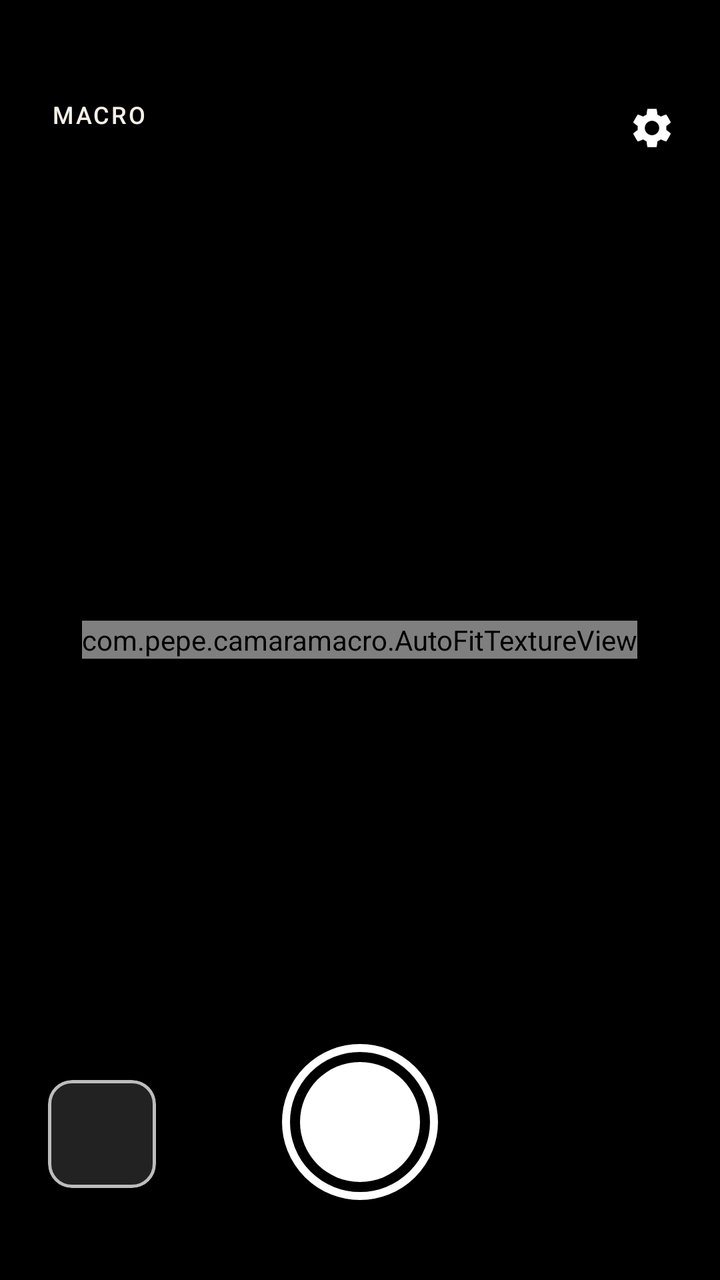
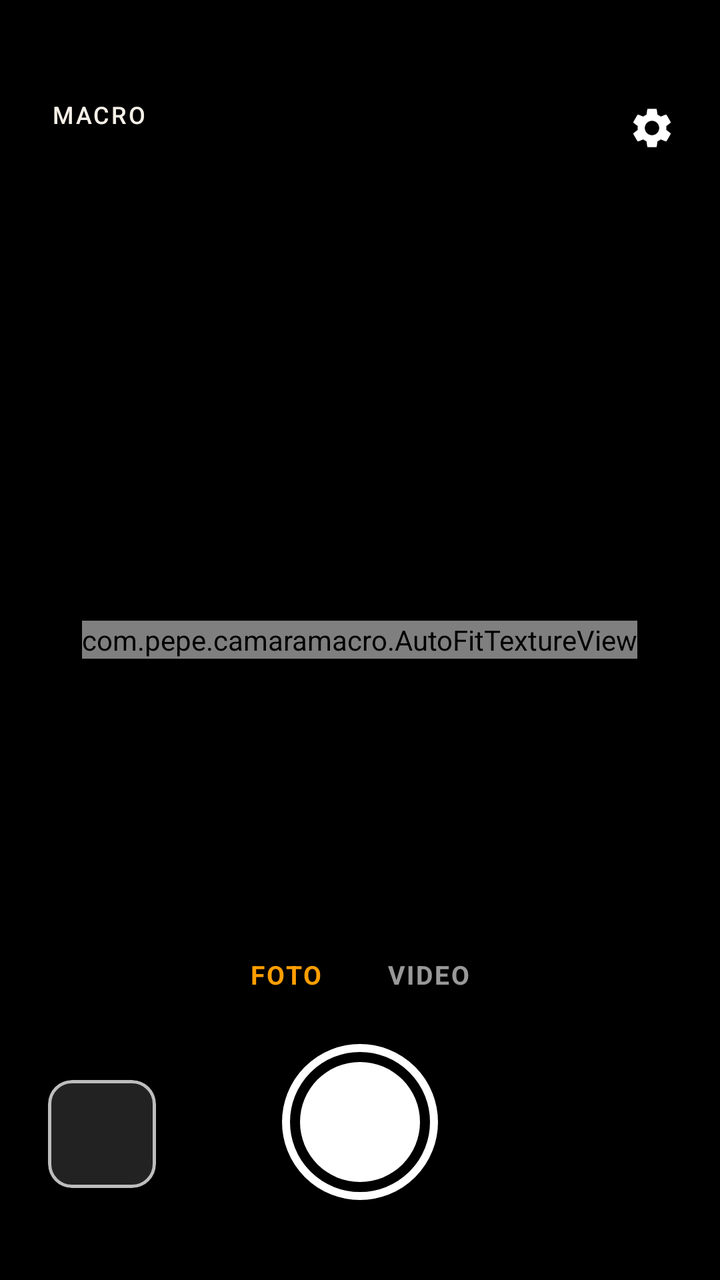

Before-and-after screenshots of an Android layout around one commit, followed by the original layout XML and the change that was made.
<!-- AndroidManifest.xml: application theme Theme.CamaraMacro -->
<!-- res/layout/activity_camera.xml -->
<?xml version="1.0" encoding="utf-8"?>
<FrameLayout xmlns:android="http://schemas.android.com/apk/res/android"
    xmlns:app="http://schemas.android.com/apk/res-auto"
    android:layout_width="match_parent"
    android:layout_height="match_parent"
    android:background="@color/black">

    
    <com.pepe.camaramacro.AutoFitTextureView
        android:id="@+id/texture"
        android:layout_width="wrap_content"
        android:layout_height="wrap_content"
        android:layout_gravity="center" />

    
    <View
        android:id="@+id/gesture_area"
        android:layout_width="match_parent"
        android:layout_height="match_parent" />

    
    <View
        android:layout_width="match_parent"
        android:layout_height="110dp"
        android:layout_gravity="top"
        android:background="@drawable/scrim_top"
        android:clickable="false"
        android:focusable="false" />

    <View
        android:layout_width="match_parent"
        android:layout_height="190dp"
        android:layout_gravity="bottom"
        android:background="@drawable/scrim_bottom"
        android:clickable="false"
        android:focusable="false" />

    
    <View
        android:id="@+id/focus_ring"
        android:layout_width="72dp"
        android:layout_height="72dp"
        android:background="@drawable/focus_ring"
        android:clickable="false"
        android:focusable="false"
        android:visibility="invisible" />

    
    <TextView
        android:id="@+id/zoom_pill"
        android:layout_width="wrap_content"
        android:layout_height="wrap_content"
        android:layout_gravity="bottom|center_horizontal"
        android:layout_marginBottom="156dp"
        android:background="@drawable/zoom_pill_bg"
        android:paddingHorizontal="16dp"
        android:paddingVertical="7dp"
        android:text="1.0x"
        android:textColor="@color/white"
        android:textSize="13sp"
        android:fontFamily="monospace"
        android:alpha="0"
        android:clickable="false"
        android:focusable="false" />

    
    <TextView
        android:id="@+id/lens_chip"
        android:layout_width="wrap_content"
        android:layout_height="wrap_content"
        android:layout_gravity="top|start"
        android:layout_marginStart="16dp"
        android:layout_marginTop="44dp"
        android:background="@drawable/chip_bg"
        android:paddingHorizontal="10dp"
        android:paddingVertical="5dp"
        android:text="@string/lens_macro"
        android:textAllCaps="true"
        android:textColor="@color/warm_white"
        android:textSize="12sp"
        android:letterSpacing="0.08"
        android:fontFamily="sans-serif-medium"
        android:clickable="false"
        android:focusable="false" />

    
    <ImageButton
        android:id="@+id/btn_change_lens"
        android:layout_width="48dp"
        android:layout_height="48dp"
        android:layout_gravity="top|end"
        android:layout_marginTop="40dp"
        android:layout_marginEnd="10dp"
        android:background="?attr/selectableItemBackgroundBorderless"
        android:contentDescription="@string/change_lens"
        android:padding="11dp"
        android:src="@drawable/ic_settings" />

    
    <com.google.android.material.card.MaterialCardView
        android:id="@+id/thumbnail"
        android:layout_width="54dp"
        android:layout_height="54dp"
        android:layout_gravity="bottom|start"
        android:layout_marginStart="24dp"
        android:layout_marginBottom="46dp"
        app:cardBackgroundColor="#22FFFFFF"
        app:cardCornerRadius="12dp"
        app:cardElevation="0dp"
        app:strokeColor="#B3FFFFFF"
        app:strokeWidth="1.5dp">

        <ImageView
            android:id="@+id/thumbnail_image"
            android:layout_width="match_parent"
            android:layout_height="match_parent"
            android:contentDescription="@string/cd_thumbnail"
            android:scaleType="centerCrop" />
    </com.google.android.material.card.MaterialCardView>

    
    <ImageButton
        android:id="@+id/btn_shutter"
        android:layout_width="78dp"
        android:layout_height="78dp"
        android:layout_gravity="bottom|center_horizontal"
        android:layout_marginBottom="40dp"
        android:background="@drawable/shutter_button"
        android:contentDescription="@string/shutter"
        android:elevation="6dp" />

    
    <View
        android:id="@+id/screen_flash"
        android:layout_width="match_parent"
        android:layout_height="match_parent"
        android:background="@color/white"
        android:alpha="0"
        android:clickable="false"
        android:focusable="false" />
</FrameLayout>
<!-- resources referenced by this layout -->
<resources>
  <color name="black">#FF000000</color>
  <color name="warm_white">#FFF4EFE7</color>
  <color name="white">#FFFFFFFF</color>
  <!-- drawable chip_bg (drawable) -->
  <?xml version="1.0" encoding="utf-8"?>
  <shape xmlns:android="http://schemas.android.com/apk/res/android" android:shape="rectangle">
      <solid android:color="#66000000" />
      <corners android:radius="8dp" />
  </shape>
  <!-- drawable focus_ring (drawable) -->
  <?xml version="1.0" encoding="utf-8"?>
  <shape xmlns:android="http://schemas.android.com/apk/res/android" android:shape="oval">
      <stroke android:width="2dp" android:color="#FFFF9E00" />
      <solid android:color="#00000000" />
  </shape>
  <!-- drawable scrim_bottom (drawable) -->
  <?xml version="1.0" encoding="utf-8"?>
  <shape xmlns:android="http://schemas.android.com/apk/res/android" android:shape="rectangle">
      <gradient
          android:startColor="#00000000"
          android:endColor="#CC000000"
          android:angle="270" />
  </shape>
  <!-- drawable scrim_top (drawable) -->
  <?xml version="1.0" encoding="utf-8"?>
  <shape xmlns:android="http://schemas.android.com/apk/res/android" android:shape="rectangle">
      <gradient
          android:startColor="#99000000"
          android:endColor="#00000000"
          android:angle="270" />
  </shape>
  <!-- drawable shutter_button (drawable) -->
  <?xml version="1.0" encoding="utf-8"?>
  <layer-list xmlns:android="http://schemas.android.com/apk/res/android">
      <item>
          <shape android:shape="oval">
              <stroke android:width="4dp" android:color="#FFFFFFFF" />
              <solid android:color="#00000000" />
          </shape>
      </item>
      <item
          android:left="9dp"
          android:top="9dp"
          android:right="9dp"
          android:bottom="9dp">
          <shape android:shape="oval">
              <solid android:color="#FFFFFFFF" />
          </shape>
      </item>
  </layer-list>
  <!-- drawable zoom_pill_bg (drawable) -->
  <?xml version="1.0" encoding="utf-8"?>
  <shape xmlns:android="http://schemas.android.com/apk/res/android" android:shape="rectangle">
      <solid android:color="#B3000000" />
      <corners android:radius="18dp" />
  </shape>
  <string name="cd_thumbnail">Ver última foto</string>
  <string name="change_lens">Cambiar lente</string>
  <string name="lens_macro">MACRO</string>
  <string name="shutter">Tomar foto</string>
  <style name="Theme.CamaraMacro" parent="Theme.Material3.DayNight.NoActionBar">
          <item name="android:statusBarColor">@android:color/black</item>
          <item name="android:navigationBarColor">@android:color/black</item>
      </style>
  <!-- unchanged entries left out for length: 1 -->
</resources>

<!-- the commit's change to res/layout/activity_camera.xml (unified diff, before → after) -->
@@ -130,6 +130,73 @@
         android:elevation="6dp" />
 
     
+    <LinearLayout
+        android:id="@+id/mode_toggle"
+        android:layout_width="wrap_content"
+        android:layout_height="wrap_content"
+        android:layout_gravity="bottom|center_horizontal"
+        android:layout_marginBottom="134dp"
+        android:background="@drawable/zoom_pill_bg"
+        android:orientation="horizontal"
+        android:padding="4dp">
+
+        <TextView
+            android:id="@+id/tab_photo"
+            android:layout_width="wrap_content"
+            android:layout_height="wrap_content"
+            android:paddingHorizontal="16dp"
+            android:paddingVertical="6dp"
+            android:text="@string/mode_photo"
+            android:textColor="@color/accent"
+            android:textSize="13sp"
+            android:textStyle="bold"
+            android:letterSpacing="0.08" />
+
+        <TextView
+            android:id="@+id/tab_video"
+            android:layout_width="wrap_content"
+            android:layout_height="wrap_content"
+            android:paddingHorizontal="16dp"
+            android:paddingVertical="6dp"
+            android:text="@string/mode_video"
+            android:textColor="#99FFFFFF"
+            android:textSize="13sp"
+            android:textStyle="bold"
+            android:letterSpacing="0.08" />
+    </LinearLayout>
+
+    
+    <TextView
+        android:id="@+id/rec_indicator"
+        android:layout_width="wrap_content"
+        android:layout_height="wrap_content"
+        android:layout_gravity="top|center_horizontal"
+        android:layout_marginTop="54dp"
+        android:background="@drawable/zoom_pill_bg"
+        android:drawableStart="@drawable/rec_dot"
+        android:drawablePadding="8dp"
+        android:gravity="center_vertical"
+        android:paddingHorizontal="14dp"
+        android:paddingVertical="6dp"
+        android:text="0:00"
+        android:textColor="@color/white"
+        android:textSize="14sp"
+        android:fontFamily="monospace"
+        android:visibility="gone" />
+
+    
+    <View
+        android:id="@+id/shutter_icon"
+        android:layout_width="30dp"
+        android:layout_height="30dp"
+        android:layout_gravity="bottom|center_horizontal"
+        android:layout_marginBottom="64dp"
+        android:background="@drawable/rec_dot"
+        android:clickable="false"
+        android:focusable="false"
+        android:visibility="gone" />
+
+    
     <View
         android:id="@+id/screen_flash"
         android:layout_width="match_parent"
<!-- resource entries referenced after the edit -->
@@ -1,5 +1,6 @@
 <!-- resources referenced by this layout -->
 <resources>
+  <color name="accent">#FFFF9E00</color>
   <color name="black">#FF000000</color>
   <color name="warm_white">#FFF4EFE7</color>
   <color name="white">#FFFFFFFF</color>
@@ -14,6 +15,12 @@
   <shape xmlns:android="http://schemas.android.com/apk/res/android" android:shape="oval">
       <stroke android:width="2dp" android:color="#FFFF9E00" />
       <solid android:color="#00000000" />
+  </shape>
+  <!-- drawable rec_dot (drawable) -->
+  <?xml version="1.0" encoding="utf-8"?>
+  <shape xmlns:android="http://schemas.android.com/apk/res/android" android:shape="oval">
+      <solid android:color="#FFE53935" />
+      <size android:width="12dp" android:height="12dp" />
   </shape>
   <!-- drawable scrim_bottom (drawable) -->
   <?xml version="1.0" encoding="utf-8"?>
@@ -59,6 +66,8 @@
   <string name="cd_thumbnail">Ver última foto</string>
   <string name="change_lens">Cambiar lente</string>
   <string name="lens_macro">MACRO</string>
+  <string name="mode_photo">FOTO</string>
+  <string name="mode_video">VIDEO</string>
   <string name="shutter">Tomar foto</string>
   <style name="Theme.CamaraMacro" parent="Theme.Material3.DayNight.NoActionBar">
           <item name="android:statusBarColor">@android:color/black</item>
